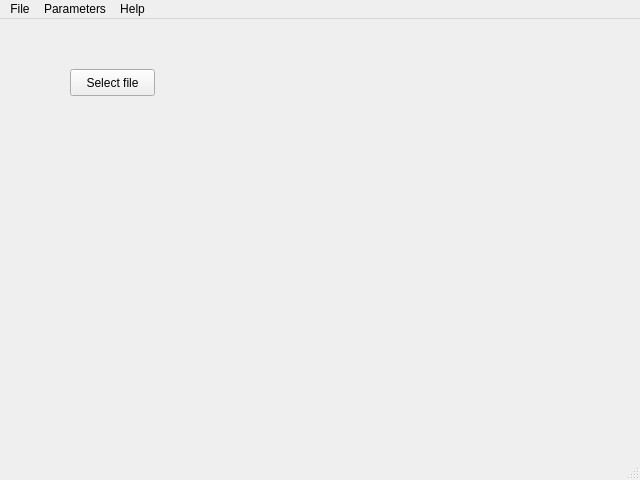
This is ui/mainwindow.ui in tangar/QParametersMananger as Qt 5 draws it before an edit. The edited form follows.
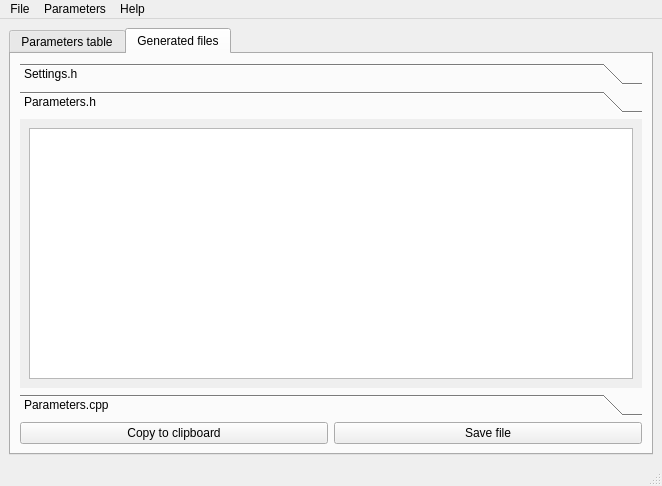
This is the edited form.

```diff
--- a/ui/mainwindow.ui
+++ b/ui/mainwindow.ui
@@ -6,35 +6,132 @@
    <rect>
     <x>0</x>
     <y>0</y>
-    <width>640</width>
-    <height>480</height>
+    <width>662</width>
+    <height>486</height>
    </rect>
   </property>
   <property name="windowTitle">
    <string>MainWindow</string>
   </property>
   <widget class="QWidget" name="centralwidget">
-   <widget class="QPushButton" name="pushButton">
-    <property name="geometry">
-     <rect>
-      <x>70</x>
-      <y>50</y>
-      <width>85</width>
-      <height>27</height>
-     </rect>
-    </property>
-    <property name="text">
-     <string>Select file</string>
-    </property>
-   </widget>
+   <layout class="QGridLayout" name="gridLayout_2">
+    <item row="0" column="0">
+     <widget class="QTabWidget" name="tabWidget">
+      <property name="tabPosition">
+       <enum>QTabWidget::North</enum>
+      </property>
+      <property name="currentIndex">
+       <number>1</number>
+      </property>
+      <widget class="QWidget" name="tab">
+       <attribute name="title">
+        <string>Parameters table</string>
+       </attribute>
+       <layout class="QGridLayout" name="gridLayout">
+        <item row="0" column="0" colspan="2">
+         <widget class="QTableWidget" name="tableWidget"/>
+        </item>
+        <item row="1" column="0">
+         <widget class="QPushButton" name="pushButton_3">
+          <property name="text">
+           <string>Generate settings</string>
+          </property>
+         </widget>
+        </item>
+        <item row="1" column="1">
+         <widget class="QPushButton" name="pushButton_4">
+          <property name="text">
+           <string>Generite full class</string>
+          </property>
+         </widget>
+        </item>
+       </layout>
+      </widget>
+      <widget class="QWidget" name="tab_2">
+       <attribute name="title">
+        <string>Generated files</string>
+       </attribute>
+       <layout class="QGridLayout" name="gridLayout_3">
+        <item row="2" column="0">
+         <widget class="QPushButton" name="pushButton_5">
+          <property name="text">
+           <string>Copy to clipboard</string>
+          </property>
+         </widget>
+        </item>
+        <item row="2" column="1">
+         <widget class="QPushButton" name="pushButton_6">
+          <property name="text">
+           <string>Save file</string>
+          </property>
+         </widget>
+        </item>
+        <item row="1" column="0" colspan="2">
+         <widget class="QToolBox" name="toolBox">
+          <property name="currentIndex">
+           <number>1</number>
+          </property>
+          <widget class="QWidget" name="page">
+           <property name="geometry">
+            <rect>
+             <x>0</x>
+             <y>0</y>
+             <width>620</width>
+             <height>276</height>
+            </rect>
+           </property>
+           <attribute name="label">
+            <string>Settings.h</string>
+           </attribute>
+           <layout class="QGridLayout" name="gridLayout_4">
+            <item row="0" column="0">
+             <widget class="QPlainTextEdit" name="plainTextEdit"/>
+            </item>
+           </layout>
+          </widget>
+          <widget class="QWidget" name="page_2">
+           <property name="geometry">
+            <rect>
+             <x>0</x>
+             <y>0</y>
+             <width>620</width>
+             <height>276</height>
+            </rect>
+           </property>
+           <attribute name="label">
+            <string>Parameters.h</string>
+           </attribute>
+           <layout class="QGridLayout" name="gridLayout_5">
+            <item row="0" column="0">
+             <widget class="QPlainTextEdit" name="plainTextEdit_2"/>
+            </item>
+           </layout>
+          </widget>
+          <widget class="QWidget" name="page_3">
+           <attribute name="label">
+            <string>Parameters.cpp</string>
+           </attribute>
+           <layout class="QGridLayout" name="gridLayout_6">
+            <item row="0" column="0">
+             <widget class="QPlainTextEdit" name="plainTextEdit_3"/>
+            </item>
+           </layout>
+          </widget>
+         </widget>
+        </item>
+       </layout>
+      </widget>
+     </widget>
+    </item>
+   </layout>
   </widget>
   <widget class="QMenuBar" name="menubar">
    <property name="geometry">
     <rect>
      <x>0</x>
      <y>0</y>
-     <width>640</width>
-     <height>23</height>
+     <width>662</width>
+     <height>20</height>
     </rect>
    </property>
    <widget class="QMenu" name="menuFile">
```
Left out of the diff: 14 changed lines with no effect on the pictures.
